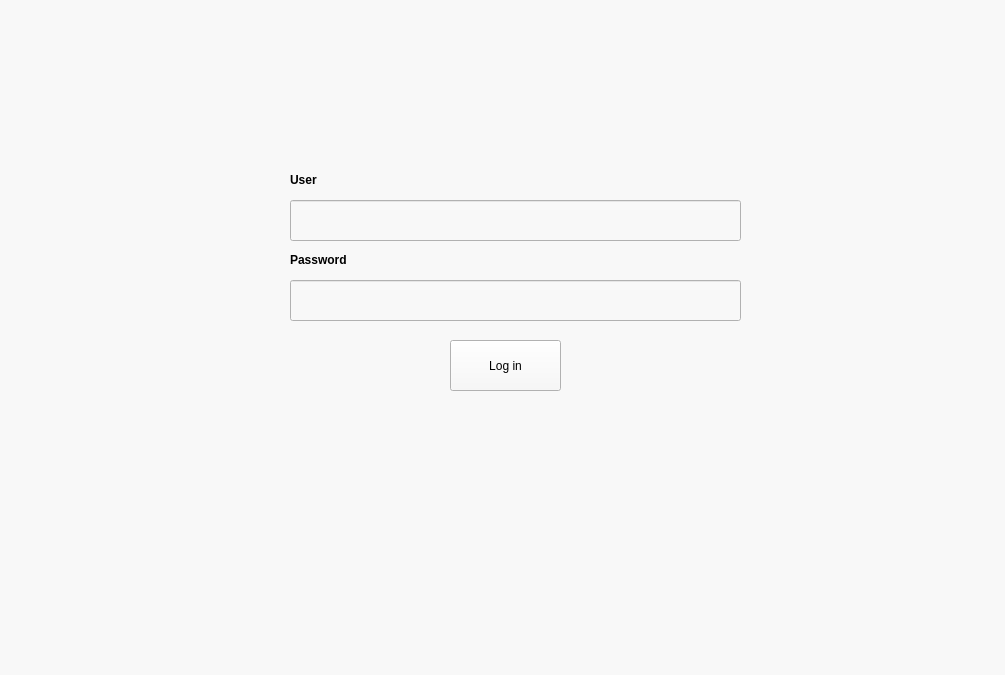
Above: QT/login.ui from LuciaCG/Bluebird before the change. Below: the same form after it.
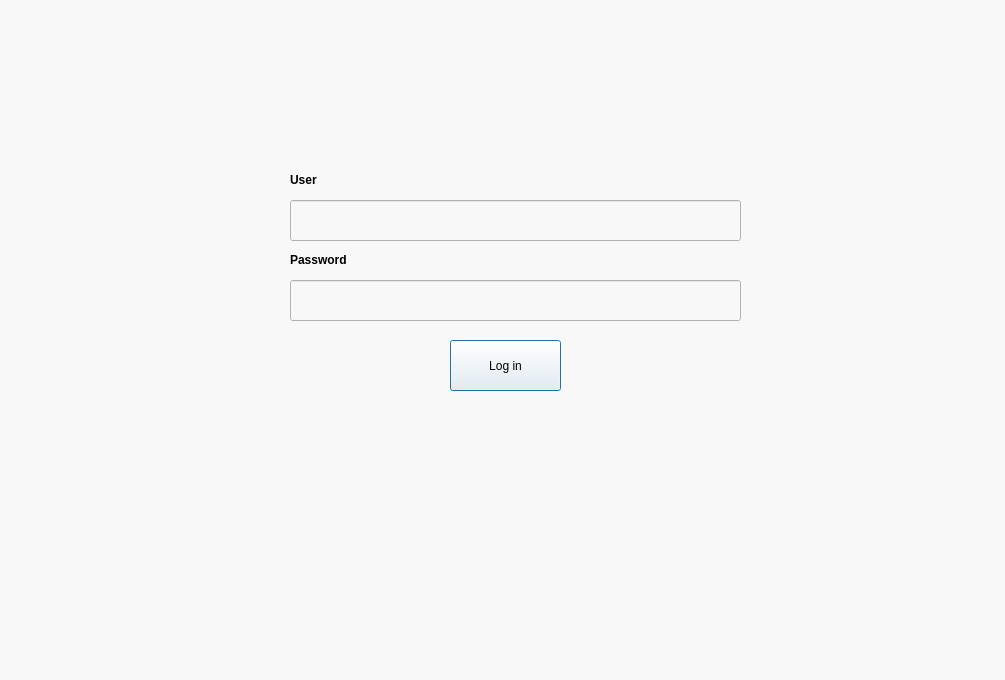
That is the form after the change.

Patch:
```diff
--- a/QT/login.ui
+++ b/QT/login.ui
@@ -7,7 +7,7 @@
     <x>0</x>
     <y>0</y>
     <width>1005</width>
-    <height>675</height>
+    <height>680</height>
    </rect>
   </property>
   <property name="focusPolicy">
@@ -69,6 +69,9 @@
     <property name="text">
      <string>Log in</string>
     </property>
+    <property name="default">
+     <bool>true</bool>
+    </property>
    </widget>
    <widget class="QLabel" name="warning">
     <property name="geometry">
```
Left out of the diff: 3 changed lines with no effect on the pictures.
